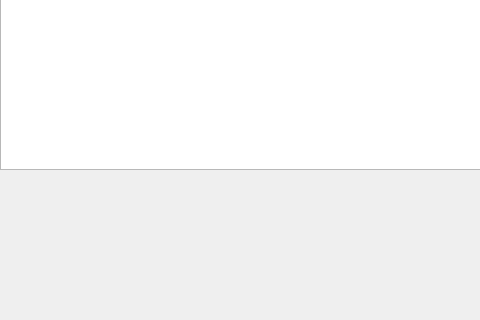
Old version of the form main.ui in the repository untitledme/Espresso; both pictures show x 0 to 480 and y 180 to 500 of the 1200 by 500 pixel window.
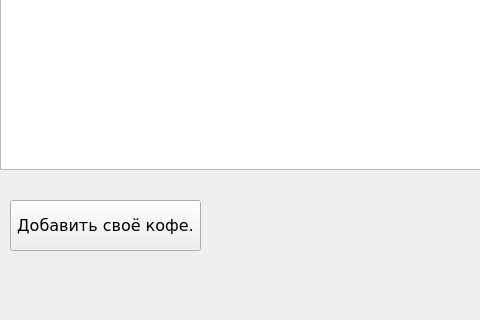
New version of the form.

```diff
--- a/main.ui
+++ b/main.ui
@@ -66,8 +66,24 @@
     <property name="alignment">
      <set>Qt::AlignCenter</set>
     </property>
-    <property name="wordWrap">
-     <bool>false</bool>
+   </widget>
+   <widget class="QPushButton" name="add_button">
+    <property name="geometry">
+     <rect>
+      <x>10</x>
+      <y>380</y>
+      <width>191</width>
+      <height>51</height>
+     </rect>
+    </property>
+    <property name="font">
+     <font>
+      <family>Verdana</family>
+      <pointsize>12</pointsize>
+     </font>
+    </property>
+    <property name="text">
+     <string>Добавить своё кофе.</string>
     </property>
    </widget>
   </widget>
```
Left out of the diff: 5 changed lines with no effect on the pictures.
